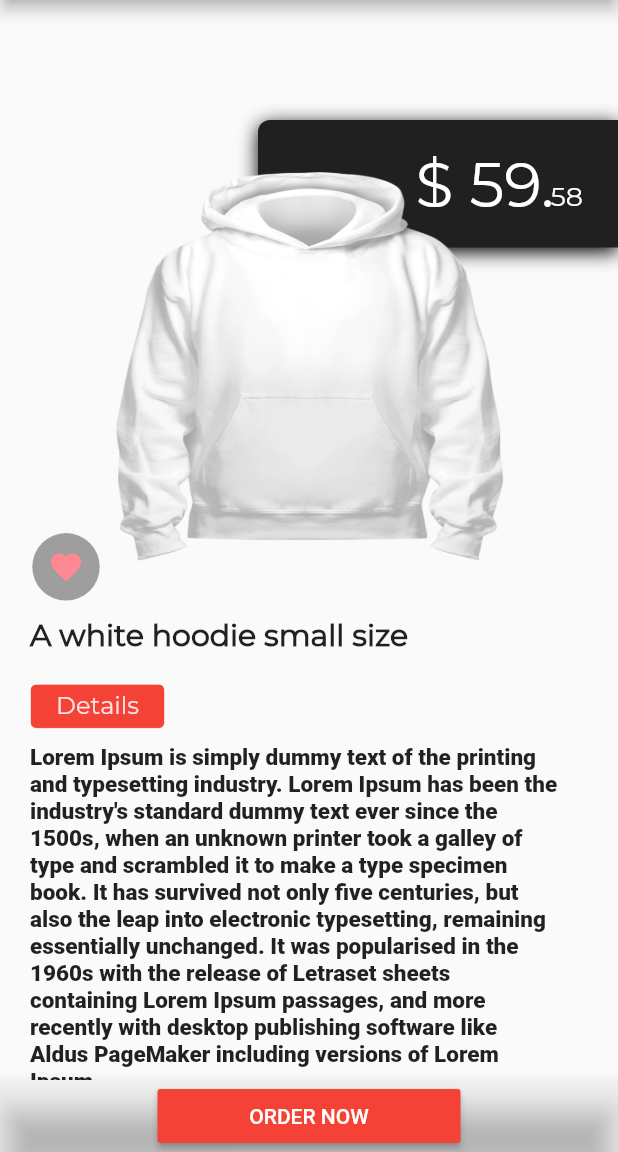
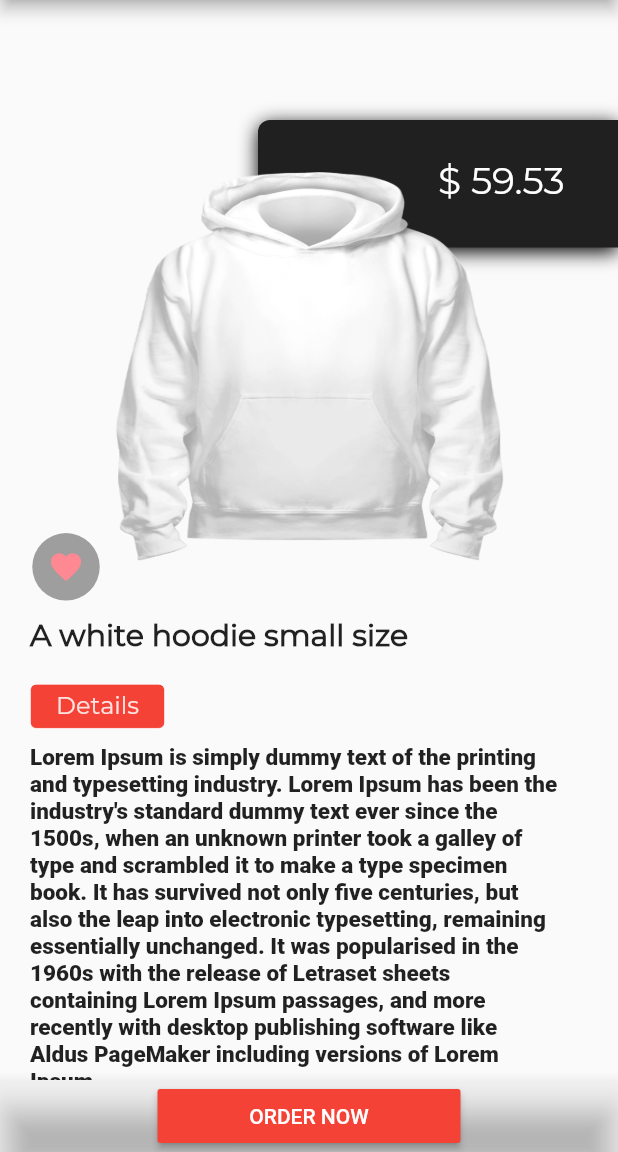
Before and after one commit to alaaghader/IxiaMobile_application, a Flutter app: the Products screen opened directly, after a tap on "product", on a phone screen of 412 x 824 dp, the part 84-1236 px from its top. Run offline on Flutter 3.47's test engine with Material 2 defaults, Android fonts, the phone set to English and light mode, and no system bars; our stand-ins replace curved_navigation_bar, dio, font_awesome_flutter, shared_preferences; accounts and stored records are empty; generated files the repository leaves out were written again.

Commit message:
productDetails edited

```diff
--- a/lib/Pages/Products/productDetail.dart
+++ b/lib/Pages/Products/productDetail.dart
@@ -54,35 +54,18 @@ class ProductDetailsState extends State<ProductDetails>{
                         child: Stack(
                           children: <Widget>[
                             Positioned(
-                              top: 40.0,
-                              right: 5.0,
-                              child: Container(
-                                width: 40.0,
-                                height: 40.0,
-                                child: Text(
-                                  '58',
-                                  style: TextStyle(
-                                    color: Color(0xFFFFFFFF),
-                                    fontWeight: FontWeight.w500,
-                                    fontFamily: "Montserrat",
-                                    fontSize: 18.0,
-                                  ),
-                                ),
-                              ),
-                            ),
-                            Positioned(
-                              top: 18.0,
-                              right: -25.0,
+                              top: 25.0,
+                              right: -40.0,
                               child: Container(
                                 width: 160.0,
                                 height: 40.0,
                                 child: Text(
-                                  '\$ 59.',
+                                  '\$ 59.53',
                                   style: TextStyle(
                                     color: Color(0xFFFFFFFF),
                                     fontWeight: FontWeight.w400,
                                     fontFamily: "Montserrat",
-                                    fontSize: 41.0,
+                                    fontSize: 25.0,
                                   ),
                                 ),
                               ),
--- a/lib/Pages/Products/products.dart
+++ b/lib/Pages/Products/products.dart
@@ -48,7 +48,7 @@ class Products extends StatelessWidget {
                               child: Container(
                                 decoration: BoxDecoration(
                                   image: DecorationImage(
-                                    image: AssetImage('res/images/hoodie.jpg'),
+                                    image: AssetImage('res/images/myHoodie.png'),
                                     fit: BoxFit.fill,
                                   ),
                                   borderRadius: BorderRadius.circular(15.0),
```
